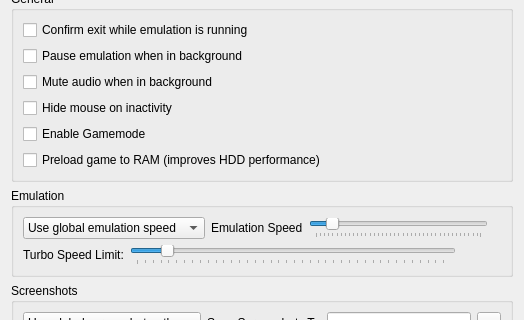
The window that src/citra_qt/configuration/configure_general.ui (RedBlackAka/azahar) describes before a commit, drawn with Qt 5; both pictures show x 0 to 524 and y 115 to 435 of the 524 by 578 pixel window.
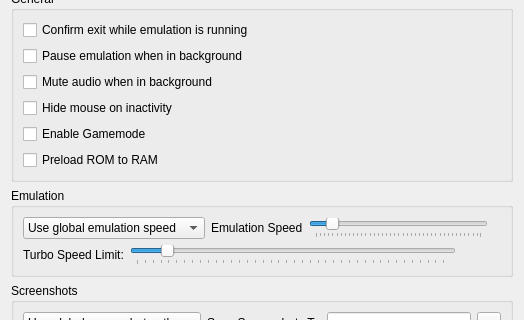
The same window after the commit.

The edit to the form file:
```diff
--- a/src/citra_qt/configuration/configure_general.ui
+++ b/src/citra_qt/configuration/configure_general.ui
@@ -97,7 +97,7 @@
         <item>
          <widget class="QCheckBox" name="toggle_preload_game">
           <property name="text">
-           <string>Preload game to RAM (improves HDD performance)</string>
+           <string>Preload ROM to RAM</string>
           </property>
          </widget>
         </item>
```
Left out of the diff: 2 changed lines with no effect on the pictures.
